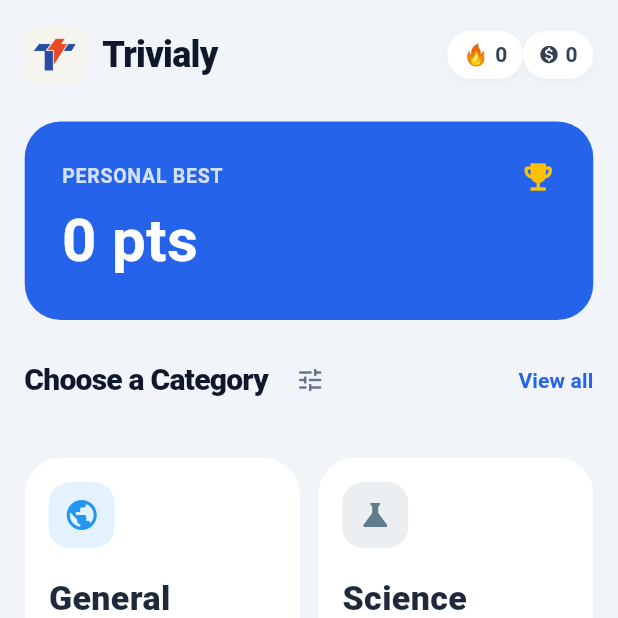
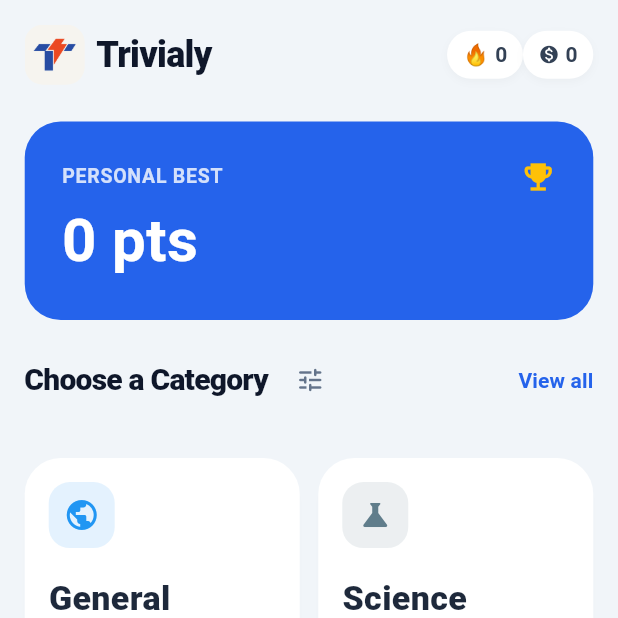
Before and after one commit to Tosin2510/Trivialy, a Flutter app: the HomeScreen screen opened directly, on a phone screen of 412 x 824 dp, the top half of it. Run offline on Flutter 3.47's test engine with Material 3 defaults, Android fonts, the light colour scheme and no system bars; our stand-ins replace cloud_firestore, firebase_auth, firebase_core, google_sign_in, image_picker, shared_preferences; missing offline and left inert: html_character_entities; accounts and stored records are empty; network calls fail.

Commit message:
style: fix code style and formatting

```diff
--- a/lib/category_card.dart
+++ b/lib/category_card.dart
@@ -56,7 +56,7 @@ class CategoryCard extends StatelessWidget{
                           fontWeight: FontWeight.w800,
                           color: const Color(0xFF1E293B),
                           height: 1.2
-                        )
+                        ),
                       ),
                     ],
                   ),
--- a/lib/dashboard_header.dart
+++ b/lib/dashboard_header.dart
@@ -38,7 +38,7 @@ class _DashBoardHeaderState extends State<DashBoardHeader> {
                 fit: BoxFit.cover,
               ),
             ),
-            const SizedBox(width: 12),
+            const SizedBox(width: 8),
             Text(
               'Trivialy',
               style: TextStyle(
--- a/lib/features/quiz/presentation/quiz_screen.dart
+++ b/lib/features/quiz/presentation/quiz_screen.dart
@@ -401,7 +401,7 @@ class _QuizScreenState extends State<QuizScreen> {
             )
           )
         ],
-      )
+      ),
     );
   }
 
@@ -588,7 +588,8 @@ class _QuizScreenState extends State<QuizScreen> {
                   )
               )
               )
-        ],)
+        ],
+      ),
     );
   }
 }
--- a/lib/rank_screen.dart
+++ b/lib/rank_screen.dart
@@ -127,7 +127,7 @@ class _RankScreenState extends State<RankScreen> {
               'Be the first to complete the weekly challenge!',
               textAlign: TextAlign.center,
               style: TextStyle(color: Color(0xFF64748B), fontSize: 13),
-            )
+            ),
           ],
         ),
       ),
```
Also changed, not shown: lib/quiz_setup_screen.dart (+7 -7 lines).
